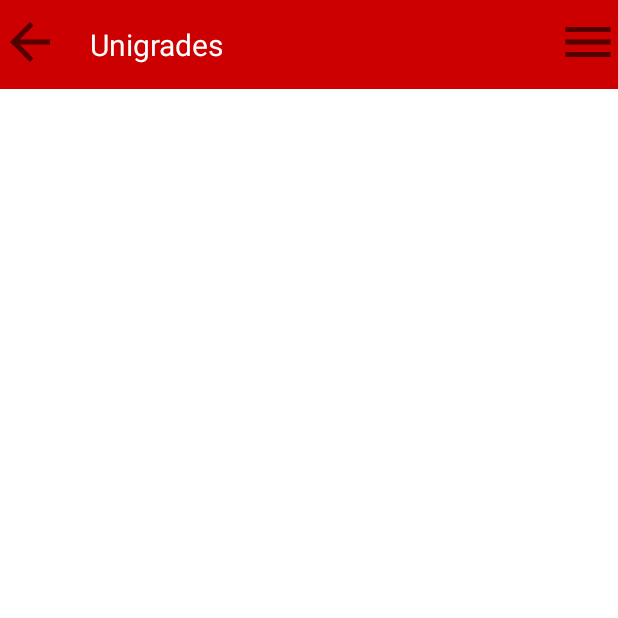
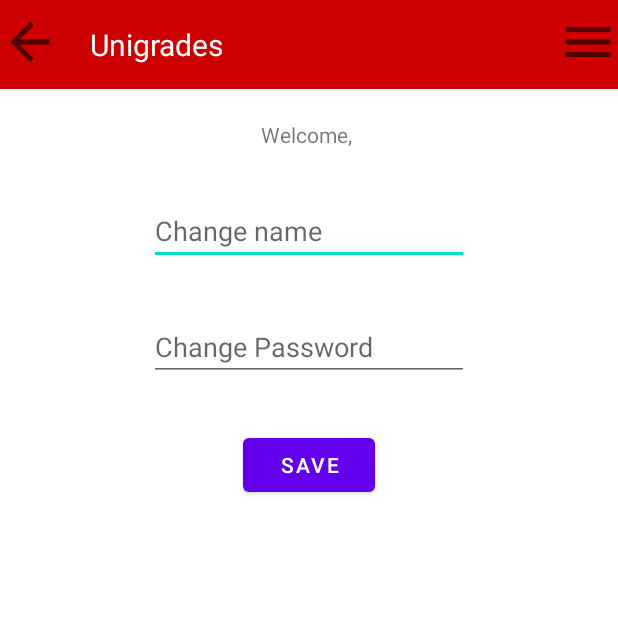
Before and after one commit to YetItMoves-MZ/Unigrades, an Android app: the MyAccountInfoActivity screen opened directly, with no data from a screen before it, on a phone screen of 412 x 824 dp, the top half of it. Run offline under Robolectric (Android 15) with nearby library versions, the phone set to English and light mode, and no system bars; our stand-ins replace Firebase (no records; nobody signed in at launch, a user with empty details on screens opened directly); 1 statement that could not run was skipped.

Commit message:
MyAccountInfoActivity now works properly: you can see and update account info.

```diff
--- a/app/src/main/java/com/example/unigrades/Account.java
+++ b/app/src/main/java/com/example/unigrades/Account.java
@@ -26,17 +26,8 @@ public class Account {
 
     private String type;
     private ArrayList<Course> courses;
+    private String fullName;
 
-    public String getFullName() {
-        return fullName;
-    }
-
-    public Account setFullName(String fullName) {
-        this.fullName = fullName;
-        return this;
-    }
-
-    private String fullName;
 
     public Account(){}
 
@@ -54,13 +45,20 @@ public class Account {
         this.courses = courses;
         return this;
     }
+    public String getFullName() {
+        return fullName;
+    }
+    public Account setFullName(String fullName) {
+        this.fullName = fullName;
+        return this;
+    }
 
     public void addAccountToDB(String uid){
         FirebaseFirestore db = FirebaseFirestore.getInstance();
         Map<String, Object> acc = new HashMap<>();
         acc.put("type", this.type);
         acc.put("courses", this.courses);
-        acc.put("full name", this.fullName);
+        acc.put("fullName", this.fullName);
         DocumentReference myRef = db.collection("users").document(uid);
         myRef.set(acc);
     }
@@ -77,15 +75,14 @@ public class Account {
                         callback_account.dataReady(acc);
                     }
                 }
-
             }
-
         });
     }
 
     public void setAccountByAccount(Account other) {
-        type = other.type;
-        courses = other.courses;
+        type = other.getType();
+        courses = other.getCourses();
+        fullName = other.getFullName();
     }
 
 
--- a/app/src/main/java/com/example/unigrades/MyAccountInfoActivity.java
+++ b/app/src/main/java/com/example/unigrades/MyAccountInfoActivity.java
@@ -10,12 +10,24 @@ import android.view.MenuInflater;
 import android.view.MenuItem;
 import android.view.View;
 import android.widget.Button;
+import android.widget.EditText;
 import android.widget.ImageView;
 import android.widget.PopupMenu;
+import android.widget.TextView;
 import android.widget.Toast;
+
+import com.google.firebase.auth.FirebaseAuth;
+import com.google.firebase.auth.FirebaseUser;
+
+import org.w3c.dom.Text;
 
 public class MyAccountInfoActivity extends AppCompatActivity {
 
+
+    private TextView textName;
+    private EditText changeName;
+    private EditText changePassword;
+    private Button saveInfo;
 
 
 
@@ -23,21 +35,49 @@ public class MyAccountInfoActivity extends AppCompatActivity {
     protected void onCreate(Bundle savedInstanceState) {
         super.onCreate(savedInstanceState);
         setContentView(R.layout.activity_my_account_info);
-
         //TODO repeat those 2 always from now on.
         String uid = MyGlobalFunctions.getUidFromBundle(getIntent().getExtras().
                 getBundle(MyGlobalFunctions.BUNDLE));
         Toolbar toolbar = new Toolbar(this);
 
+        findViews();
+
         // show info based on uid:
+        Account myAccount = new Account();
+        Account.Callback_Account callback_account= new Account.Callback_Account(){
 
+            @Override
+            public void dataReady(Account value) {
+                myAccount.setAccountByAccount(value);
+                textName.setText("Welcome, " + myAccount.getFullName());
+            }
+        };
+        myAccount.findAccount(uid, callback_account);
 
+        saveInfo.setOnClickListener(new View.OnClickListener() {
+            @Override
+            public void onClick(View view) {
+                String newName = changeName.getText().toString();
+                String newPassword = changePassword.getText().toString();
+                if(!newName.equals("")){
+                    myAccount.setFullName(newName);
+                    myAccount.addAccountToDB(uid);
+                    textName.setText("Welcome, " + myAccount.getFullName());
+                }
+                if(!newPassword.equals("")){
+                    FirebaseUser user = FirebaseAuth.getInstance().getCurrentUser();
+                    user.updatePassword(newPassword);
+                }
+            }
+        });
 
+    }
 
-
-
-
-
+    private void findViews() {
+        textName = findViewById(R.id.myAccountInfo_TEXT_name);
+        changeName = findViewById(R.id.myAccountInfo_EDITTEXT_name);
+        changePassword = findViewById(R.id.myAccountInfo_EDITTEXT_Password);
+        saveInfo = findViewById(R.id.myAccountInfo_BUTTON_save);
     }
 
 
--- a/app/src/main/res/layout/activity_my_account_info.xml
+++ b/app/src/main/res/layout/activity_my_account_info.xml
@@ -14,5 +14,49 @@
         tools:layout_editor_absoluteX="-133dp"
         tools:layout_editor_absoluteY="110dp" />
 
+    <TextView
+        android:id="@+id/myAccountInfo_TEXT_name"
+        android:layout_width="wrap_content"
+        android:layout_height="wrap_content"
+        android:layout_marginTop="80dp"
+        android:text="Welcome, "
+        app:layout_constraintEnd_toEndOf="parent"
+        app:layout_constraintStart_toStartOf="parent"
+        app:layout_constraintTop_toTopOf="@+id/include" />
+
+    <Button
+        android:id="@+id/myAccountInfo_BUTTON_save"
+        android:layout_width="wrap_content"
+        android:layout_height="wrap_content"
+        android:layout_marginTop="32dp"
+        android:text="Save"
+        app:layout_constraintEnd_toEndOf="parent"
+        app:layout_constraintStart_toStartOf="parent"
+        app:layout_constraintTop_toBottomOf="@+id/myAccountInfo_EDITTEXT_Password" />
+
+    <EditText
+        android:id="@+id/myAccountInfo_EDITTEXT_name"
+        android:layout_width="wrap_content"
+        android:layout_height="wrap_content"
+        android:layout_marginTop="32dp"
+        android:ems="10"
+        android:hint="Change name"
+        android:inputType="textPersonName"
+        app:layout_constraintEnd_toEndOf="parent"
+        app:layout_constraintStart_toStartOf="parent"
+        app:layout_constraintTop_toBottomOf="@+id/myAccountInfo_TEXT_name" />
+
+    <EditText
+        android:id="@+id/myAccountInfo_EDITTEXT_Password"
+        android:layout_width="wrap_content"
+        android:layout_height="wrap_content"
+        android:layout_marginTop="32dp"
+        android:ems="10"
+        android:hint="Change Password"
+        android:inputType="textPassword"
+        app:layout_constraintEnd_toEndOf="parent"
+        app:layout_constraintStart_toStartOf="parent"
+        app:layout_constraintTop_toBottomOf="@+id/myAccountInfo_EDITTEXT_name" />
+
 
 </androidx.constraintlayout.widget.ConstraintLayout>
```
Also changed, not shown: app/src/main/java/com/example/unigrades/SignInActivity.java (+0 -15 lines).
